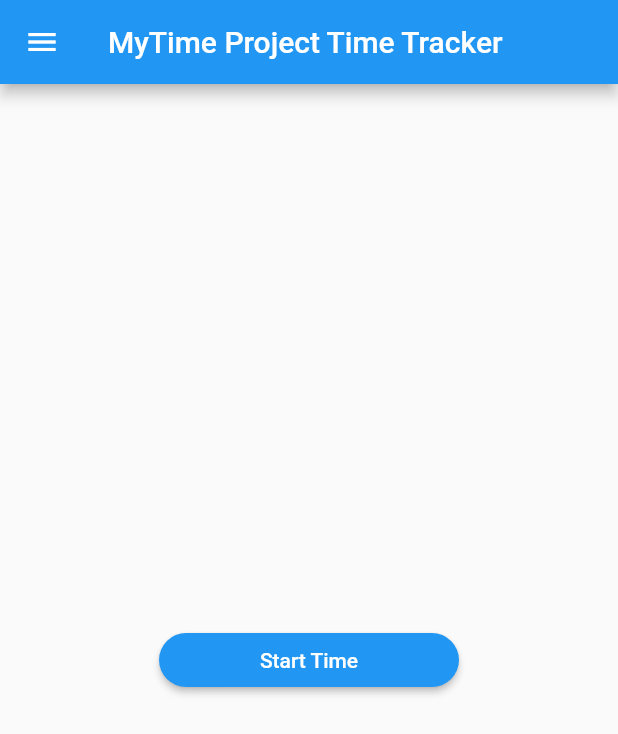
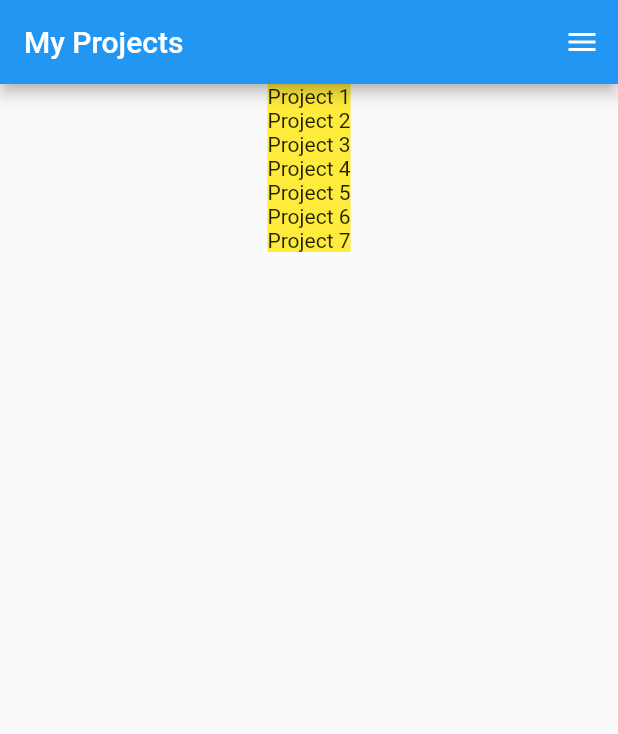
Before and after one commit to scheiermannandre/my_time, a Flutter app: the screen it shows after launch, on a phone screen of 412 x 824 dp. Shown: the top 734 px of the screen. Run offline on Flutter 3.47's test engine with Material 2 defaults, Android fonts, the phone set to English and light mode, and no system bars.

Commit message:
added bottomsheet and started building projects view

```diff
--- a/lib/pages/home_page.dart
+++ b/lib/pages/home_page.dart
@@ -1,7 +1,5 @@
 import 'package:flutter/material.dart';
-import 'package:flutter/src/widgets/container.dart';
-import 'package:flutter/src/widgets/framework.dart';
-import 'package:my_time/widgets/custom_drawer.dart';
+import 'package:my_time/widgets/project_tile.dart';
 
 class HomePage extends StatefulWidget {
   const HomePage({super.key});
@@ -10,7 +8,10 @@ class HomePage extends StatefulWidget {
   State<HomePage> createState() => _HomePageState();
 }
 
-class _HomePageState extends State<HomePage> {
+class _HomePageState extends State<HomePage> with TickerProviderStateMixin {
+  late AnimationController controller;
+  late AnimationController _animationController;
+  bool isPlaying = false;
   bool showStartTime = false;
   DateTime startTime = DateTime(0);
   bool showEndTime = false;
@@ -21,47 +22,129 @@ class _HomePageState extends State<HomePage> {
 
   String btnText = btnStringStart;
   @override
+  initState() {
+    super.initState();
+    controller = BottomSheet.createAnimationController(this);
+    controller.duration = const Duration(milliseconds: 600);
+    controller.drive(CurveTween(curve: Curves.easeIn));
+    _animationController = AnimationController(
+        vsync: this,
+        duration: const Duration(milliseconds: 600),
+        reverseDuration: const Duration(milliseconds: 300));
+  }
+
+  @override
+  void dispose() {
+    controller.dispose();
+    _animationController.dispose();
+    super.dispose();
+  }
+
+  void animateHamburger() {
+    setState(() {
+      isPlaying = !isPlaying;
+      isPlaying
+          ? _animationController.forward()
+          : _animationController.reverse();
+    });
+  }
+
+  @override
   Widget build(BuildContext context) {
     return Scaffold(
-      drawer: CustomDrawer(),
       appBar: AppBar(
-        title: const Text("MyTime Project Time Tracker"),
+        title: const Text("My Projects"),
+        actions: [
+          IconButton(
+            icon: AnimatedIcon(
+              icon: AnimatedIcons.menu_close,
+              progress: _animationController,
+            ),
+            onPressed: () {
+              animateHamburger();
+              showModalBottomSheet(
+                transitionAnimationController: controller,
+                isScrollControlled: true,
+                shape: const RoundedRectangleBorder(
+                    borderRadius:
+                        BorderRadius.vertical(top: Radius.circular(20))),
+                context: context,
+                builder: (context) => FractionallySizedBox(
+                  heightFactor: 0.9,
+                  child: Container(
+                    padding: const EdgeInsets.all(16),
+                    child: SingleChildScrollView(
+                        child: Column(
+                      mainAxisSize: MainAxisSize.min,
+                      children: [
+                        ListTile(
+                          trailing: const Icon(
+                            Icons.settings,
+                            color: Colors.black,
+                          ),
+                          title: const Text(
+                            "Settings",
+                            style: TextStyle(color: Colors.black),
+                          ),
+                          onTap: () async {},
+                        ),
+                      ],
+                    )),
+                  ),
+                ),
+              ).whenComplete(
+                () => animateHamburger(),
+              );
+            },
+          ),
+        ],
       ),
-      body: Center(
-        child: Column(
-          mainAxisAlignment: MainAxisAlignment.center,
-          children: <Widget>[
-            showStartTime
-                ? SizedBox(width: 200, child: Text("Start: $startTime"))
-                : Container(),
-            showEndTime
-                ? SizedBox(width: 200, child: Text("End: $endTime"))
-                : Container(),
-            SizedBox(
-              width: 200,
-              child: ElevatedButton(
-                onPressed: () {
-                  setState(() {
-                    if (!showStartTime && !showEndTime) {
-                      showStartTime = true;
-                      startTime = DateTime.now().toUtc();
-                      btnText = btnStringEnd;
-                    } else if (showStartTime && !showEndTime) {
-                      showEndTime = true;
-                      endTime = DateTime.now().toUtc();
-                      btnText = btnStringSave;
-                    } else {
-                      showStartTime = false;
-                      showEndTime = false;
-                      btnText = btnStringStart;
-                    }
-                  });
-                },
-                style: ElevatedButton.styleFrom(shape: StadiumBorder()),
-                child: Text(btnText),
-              ),
-            )
-          ],
+      body: SingleChildScrollView(
+        child: Align(
+          alignment: Alignment.topCenter,
+          child: Column(
+            mainAxisAlignment: MainAxisAlignment.center,
+            crossAxisAlignment: CrossAxisAlignment.center,
+            children: [
+              ProjectTile(title: "Project 1"),
+              ProjectTile(title: "Project 2"), ProjectTile(title: "Project 3"),
+              ProjectTile(title: "Project 4"), ProjectTile(title: "Project 5"),
+              ProjectTile(title: "Project 6"), ProjectTile(title: "Project 7"),
+
+              // showStartTime
+              //     ? SizedBox(width: 200, child: Text("Start: $startTime"))
+              //     : Container(),
+              // showEndTime
+              //     ? SizedBox(width: 200, child: Text("End: $endTime"))
+              //     : Container(),
+              // SizedBox(
+              //   width: 200,
+              //   child: ElevatedButton(
+              //     onPressed: () {
+              //       setState(
+              //         () {
+              //           if (!showStartTime && !showEndTime) {
+              //             showStartTime = true;
+              //             startTime = DateTime.now().toUtc();
+              //             btnText = btnStringEnd;
+              //           } else if (showStartTime && !showEndTime) {
+              //             showEndTime = true;
+              //             endTime = DateTime.now().toUtc();
+              //             btnText = btnStringSave;
+              //           } else {
+              //             showStartTime = false;
+              //             showEndTime = false;
+              //             btnText = btnStringStart;
+              //           }
+              //         },
+              //       );
+              //     },
+              //     style: ElevatedButton.styleFrom(shape: StadiumBorder()),
+              //     child: Text(btnText),
+              //   ),
+              // )
+            ],
+          ),
         ),
       ),
     );
--- /dev/null
+++ b/lib/widgets/project_tile.dart
@@ -0,0 +1,31 @@
+import 'package:flutter/material.dart';
+import 'package:flutter/src/widgets/container.dart';
+import 'package:flutter/src/widgets/framework.dart';
+
+class ProjectTile extends StatelessWidget {
+  late String title;
+  ProjectTile({super.key, required this.title});
+
+  @override
+  Widget build(BuildContext context) {
+    return Container(
+      child: Text(title),
+      color: Colors.yellow,
+    );
+  }
+}
+
+// class ProjectTile extends StatefulWidget {
+//   const ProjectTile({super.key});
+
+//   @override
+//   State<ProjectTile> createState() => _ProjectTileState();
+// }
+
+// class _ProjectTileState extends State<ProjectTile> {
+//   @override
+//   Widget build(BuildContext context) {
+//     return Container(      color: Colors.yellow,
+// );
+//   }
+// }
```
Also changed, not shown: lib/main.dart (+1 -47 lines), lib/widgets/custom_drawer.dart (deleted, +0 -37 lines).
